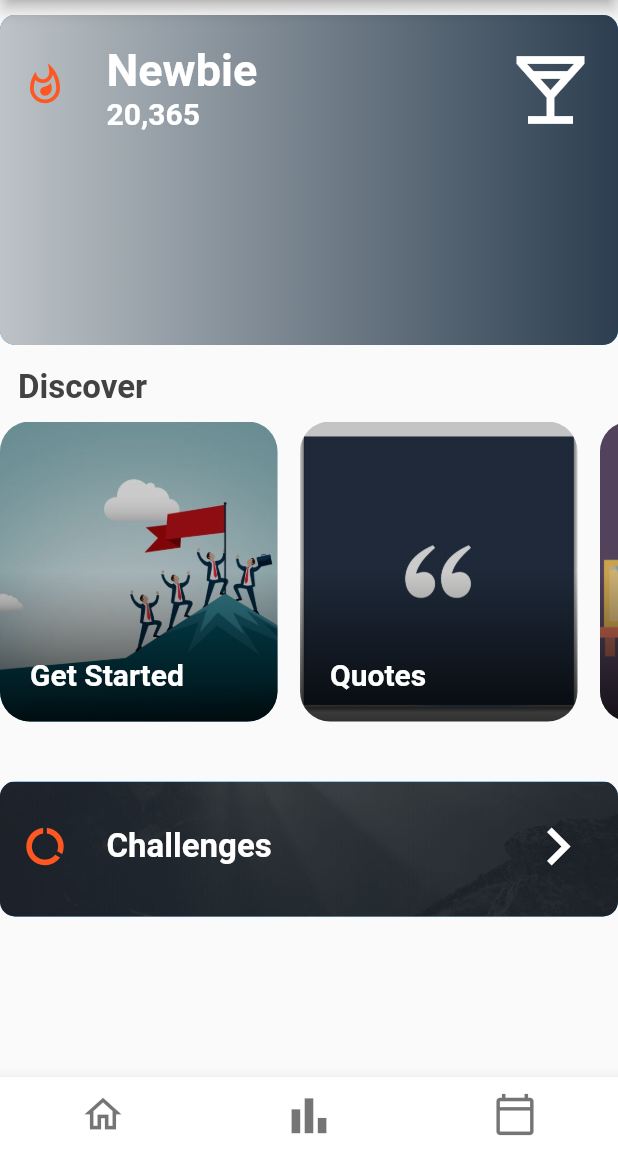
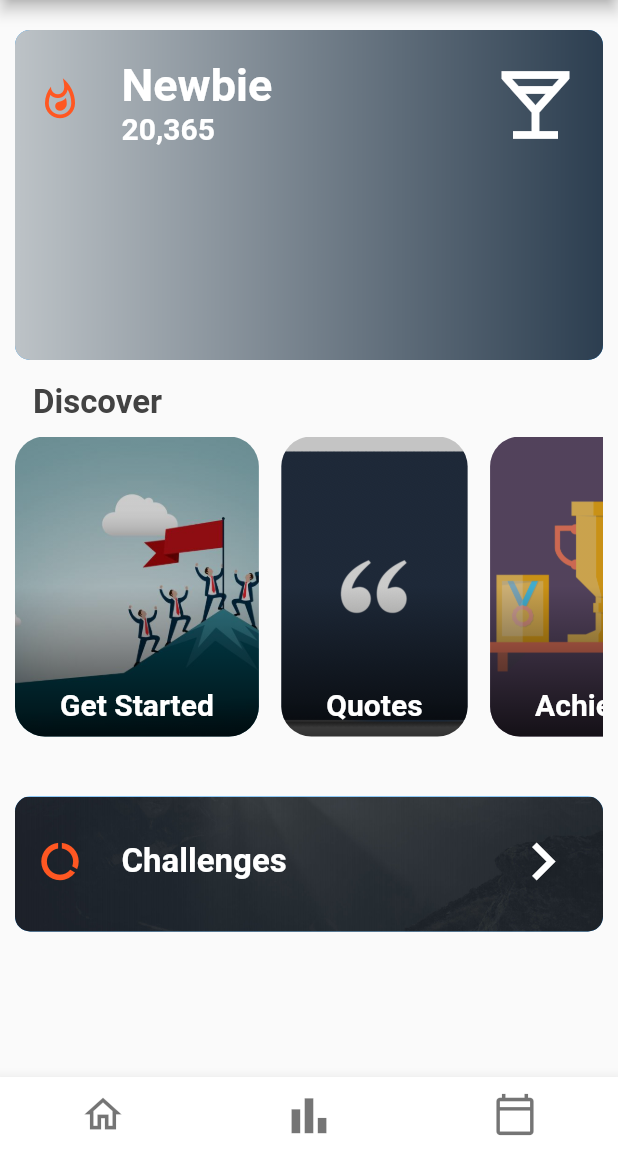
Before and after one commit to esam191/30day, a Flutter app: the NoteList screen opened directly, on a phone screen of 412 x 824 dp, the part 84-1236 px from its top. Run offline on Flutter 3.47's test engine with Material 2 defaults, Android fonts, the phone set to English and light mode, and no system bars; our stand-ins replace introduction_screen, outline_material_icons, simple_animations, sqflite, table_calendar; accounts and stored records are empty.

Commit message:
Update todo_list.dart

```diff
--- a/thirtyday/lib/todo_list.dart
+++ b/thirtyday/lib/todo_list.dart
@@ -11,6 +11,7 @@ import 'package:outline_material_icons/outline_material_icons.dart';
 import 'package:thirtyday/drawer.dart';
 import 'package:table_calendar/table_calendar.dart';
 import 'package:thirtyday/FadeAnimation.dart';
+
 
 class NoteList extends StatefulWidget {
 
@@ -52,10 +53,11 @@ class NoteListState extends State<NoteList> {
         },
         children: <Widget>[    // main container
           Container(
+            padding: EdgeInsets.fromLTRB(10, 10, 10, 15),
             color: Colors.grey[50],
             child: ListView(
               children: <Widget>[
-                Padding(padding: EdgeInsets.fromLTRB(20, 5, 20, 5),),
+                Padding(padding: EdgeInsets.fromLTRB(50, 5, 50, 5),),
                 Container(
                   height: 220,
                   decoration: BoxDecoration(
@@ -74,8 +76,8 @@ class NoteListState extends State<NoteList> {
                     // subtitle: Text(DateFormat("dd-MM-yyyy").format(DateTime.now()),),
                     trailing: Icon(OMIcons.localBar, size: 60, color: Colors.white,), onTap: (){},
                   ),
+                ),
 
-                ),
 
                /* ClipRRect(
                   borderRadius: BorderRadius.circular(20.0),
@@ -114,10 +116,10 @@ class NoteListState extends State<NoteList> {
                       child: ListView(
                         scrollDirection: Axis.horizontal,
                         children: <Widget>[
-                          makeItem(image: 'images/img5.jpg', title: 'Get Started'),
-                          makeItem(image: 'images/img6.gif', title: 'Quotes'),
-                          makeItem(image: 'images/img7.gif', title: 'Achievements'),
-                          makeItem(image: 'images/img8.jpg', title: 'Support'),
+                          makeItem(image: 'images/img5.jpg', title: 'Get Started', onTap: (){ Navigator.of(context).pushNamed("/CalendarPage");}),
+                          makeItem(image: 'images/img6.gif', title: 'Quotes', onTap: (){ Navigator.of(context).pushNamed("/CalendarPage");}),
+                          makeItem(image: 'images/img7.gif', title: 'Achievements', onTap: (){ Navigator.of(context).pushNamed("/CalendarPage");}),
+                          makeItem(image: 'images/img8.jpg', title: 'Support', onTap: (){ Navigator.of(context).pushNamed("/CalendarPage");}),
                         ],
                       ),
                     )),
@@ -252,20 +254,22 @@ class NoteListState extends State<NoteList> {
       //getNoteListView(),
     );
   }
-  Widget makeItem({image, title}) {
-    return AspectRatio(
-      aspectRatio: 1 / 1,
+  Widget makeItem({image, title, onTap}) {
+    // return AspectRatio
+    return GestureDetector(
+      //aspectRatio: 1 / 1,
+      onTap: onTap,
       child: Container(
         margin: EdgeInsets.only(right: 15),
         decoration: BoxDecoration(
             borderRadius: BorderRadius.circular(20),
             image: DecorationImage(
                 image: AssetImage(image),
-                fit: BoxFit.cover
+                fit: BoxFit.cover,
             )
         ),
         child: Container(
-          padding: EdgeInsets.all(20),
+          padding: EdgeInsets.fromLTRB(30, 10, 30, 10),
           decoration: BoxDecoration(
               borderRadius: BorderRadius.circular(20),
               gradient: LinearGradient(
@@ -276,10 +280,12 @@ class NoteListState extends State<NoteList> {
                   ]
               )
           ),
-          child: Align(
+
+          child: GestureDetector(onTap: onTap, child: Align(
             alignment: Alignment.bottomLeft,
             child: Text(title, style: TextStyle(color: Colors.white, fontSize: 20, fontWeight: FontWeight.bold)),
-          ),//ggggg
+          ),
+          ),
         ),
       ),
     );
```
